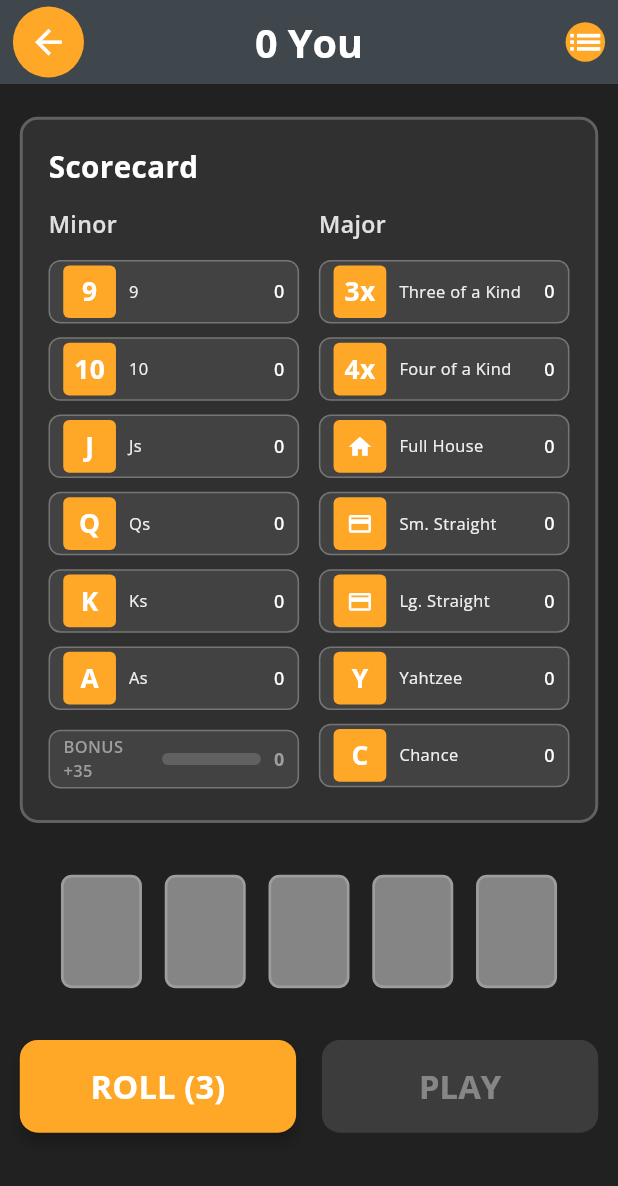
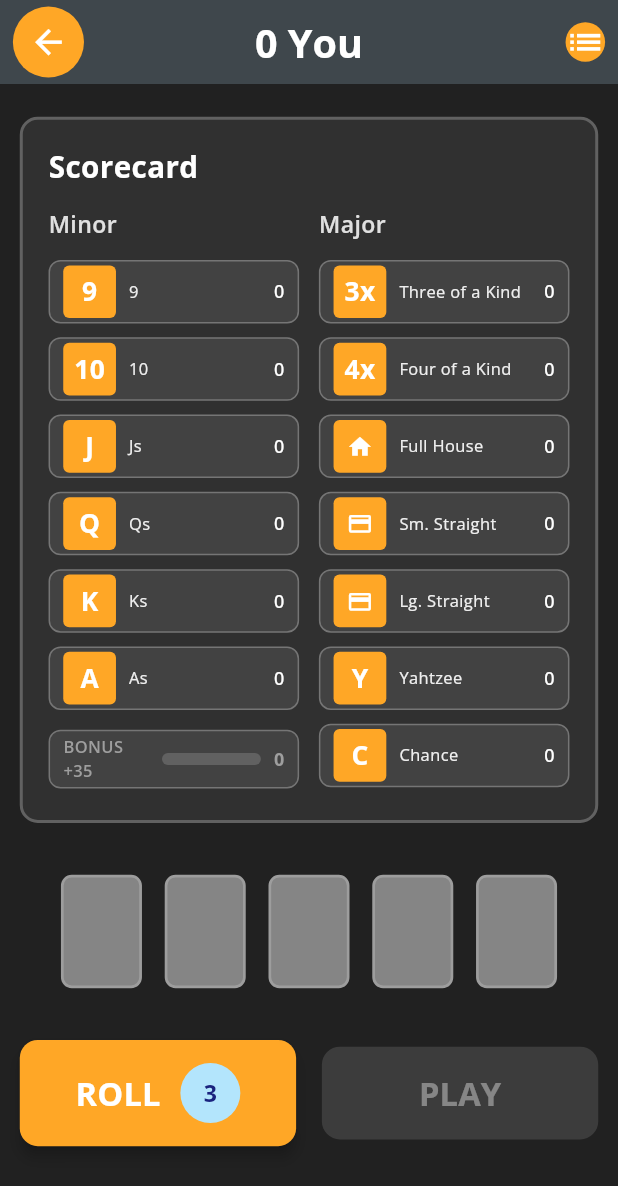
Before and after one commit to carlosroman/poker-dice-app, a Flutter app: the GameScreen screen opened directly, on a phone screen of 412 x 824 dp. Shown: the top 1186 px of the screen. Run offline on Flutter 3.47's test engine with Material 3 defaults, Android fonts, the phone set to English and light mode, and no system bars; our stand-ins replace flutter_riverpod, google_fonts, shared_preferences; accounts and stored records are empty.

Commit message:
fix(ui): update game_screen roll button with circular badge
- Changed from "ROLL (X)" text to "ROLL" with circular badge
- Badge shows roll number inside a 40x40 circle
- All 294 tests pass

```diff
--- a/lib/features/ui/screens/game_screen.dart
+++ b/lib/features/ui/screens/game_screen.dart
@@ -778,12 +778,36 @@
         shape: RoundedRectangleBorder(borderRadius: BorderRadius.circular(12)),
         elevation: isEnabled ? 4 : 0,
       ),
-      child: Text(
-        'ROLL (${gameState.rollsRemaining})',
-        style: GoogleFonts.openSans(
-          fontSize: sizes.fontSizeLarge + 2,
-          fontWeight: FontWeight.bold,
-        ),
+      child: Row(
+        mainAxisAlignment: MainAxisAlignment.center,
+        children: [
+          Text(
+            'ROLL',
+            style: GoogleFonts.openSans(
+              fontSize: sizes.fontSizeLarge + 2,
+              fontWeight: FontWeight.bold,
+            ),
+          ),
+          SizedBox(width: sizes.spacingMedium),
+          Container(
+            width: 40,
+            height: 40,
+            decoration: BoxDecoration(
+              color: isEnabled ? const Color(0xFFB3E5FC) : Colors.grey[600],
+              shape: BoxShape.circle,
+            ),
+            child: Center(
+              child: Text(
+                '${gameState.rollsRemaining}',
+                style: GoogleFonts.openSans(
+                  fontSize: sizes.fontSizeMedium,
+                  fontWeight: FontWeight.bold,
+                  color: isEnabled ? const Color(0xFF1A237E) : Colors.grey[400],
+                ),
+              ),
+            ),
+          ),
+        ],
       ),
     );
   }
```
